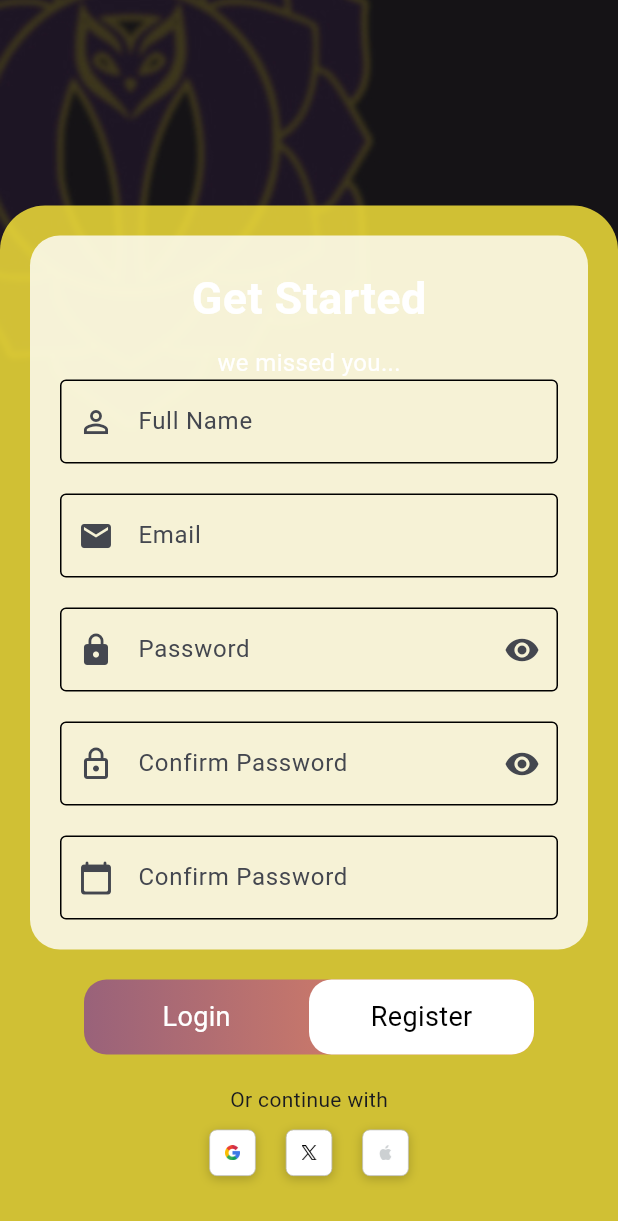
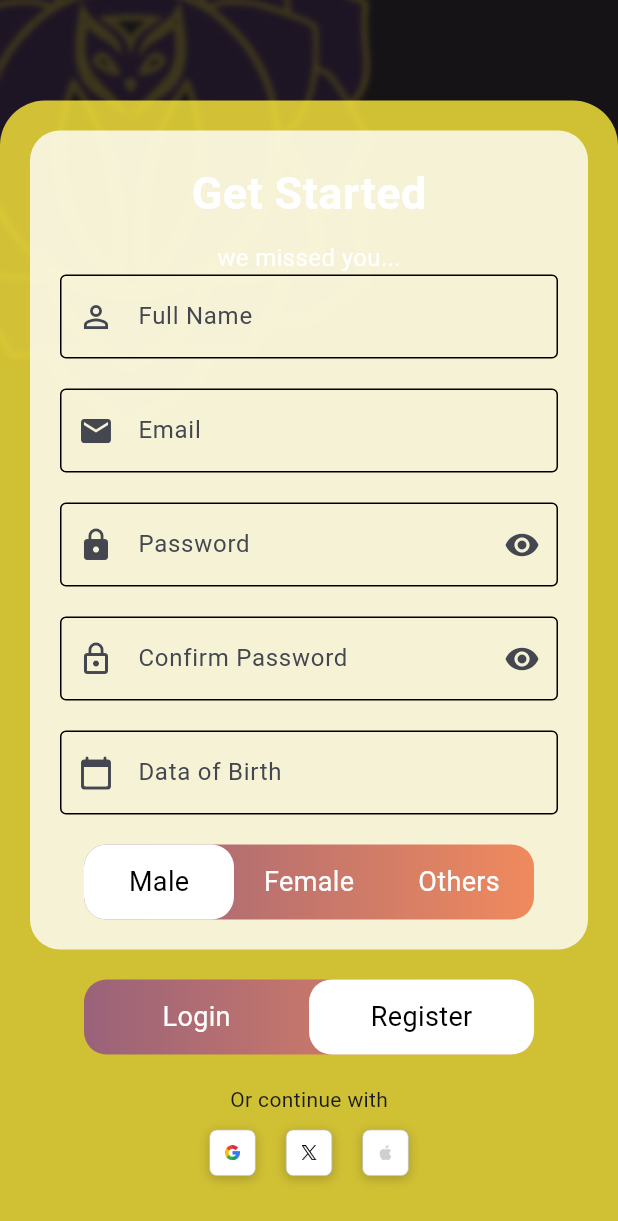
Before and after one commit to veerhegde/PsyGPT, a Flutter app: the AuthScreen screen opened by its route, after a tap on "Register", on a phone screen of 412 x 824 dp. Shown: the top 1221 px of the screen. Run offline on Flutter 3.47's test engine with Material 3 defaults, Android fonts, the phone set to English and light mode, and no system bars; our stand-ins replace flutter_secure_storage, flutter_svg, google_fonts, lottie, material_symbols_icons; missing offline and left inert: dotlottie_loader; accounts and stored records are empty.

Commit message:
registration fixed

```diff
--- a/psy_fe/mindq_ui/lib/screens/userauth.dart
+++ b/psy_fe/mindq_ui/lib/screens/userauth.dart
@@ -21,14 +21,14 @@ class AuthScreen extends StatefulWidget {
 }
 
 class _LoginRegistrationScreenState extends State<AuthScreen> {
-  bool isLogin = true; // Initially set to login screen
+  bool isLogin = true;
+  int selectedGenderIndex = 0;
 
   @override
   Widget build(BuildContext context) {
     return Scaffold(
       body: Stack(
         children: [
-          // Background Image
           Container(
             decoration: BoxDecoration(
               image: DecorationImage(
@@ -92,8 +92,6 @@ class _LoginRegistrationScreenState extends State<AuthScreen> {
       ),
     );
   }
-
-  // Login Form
   Widget buildLoginForm() {
     return Column(
       children: [
@@ -165,7 +163,6 @@ class _LoginRegistrationScreenState extends State<AuthScreen> {
     );
   }
 
-  // Registration Form
   Widget buildRegistrationForm() {
     return Column(
       children: [
@@ -173,6 +170,7 @@ class _LoginRegistrationScreenState extends State<AuthScreen> {
           top: 100,
           left: 0,
           right: 0,
+
           child: Center(
             child: Column(
               children: [
@@ -260,7 +258,7 @@ class _LoginRegistrationScreenState extends State<AuthScreen> {
         SizedBox(height: 20),
         TextField(
           decoration: InputDecoration(
-            labelText: 'Confirm Password',
+            labelText: 'Data of Birth',
             prefixIcon: Icon(Icons.calendar_today_rounded),
             border: OutlineInputBorder(),
             focusedBorder: OutlineInputBorder(
@@ -270,8 +268,9 @@ class _LoginRegistrationScreenState extends State<AuthScreen> {
               borderSide: BorderSide(color: Colors.black, width: 1.0),
             ),
           ),
-          obscureText: true,
         ),
+        SizedBox(height: 20),
+        buildGenderSlidingButton()
       ],
     );
   }
@@ -356,6 +355,105 @@ class _LoginRegistrationScreenState extends State<AuthScreen> {
     );
   }
 
+  Widget buildGenderSlidingButton() {
+    return Container(
+      width: 300,
+      height: 50,
+      decoration: BoxDecoration(
+        borderRadius: BorderRadius.circular(15),
+        gradient: LinearGradient(
+          colors: [
+            Color(0xFF99627A),
+            Color(0xFFF08A5D),
+          ],
+        ),
+      ),
+      child: Stack(
+        children: [
+          // Animated Slider
+          AnimatedPositioned(
+            duration: Duration(milliseconds: 300),
+            curve: Curves.easeInOut,
+            left: selectedGenderIndex * (300 / 3), // Calculate position based on index
+            top: 0,
+            bottom: 0,
+            width: 300 / 3, // Each section is 1/3 of the total width
+            child: GestureDetector(
+              onTap: () {
+                // We don't need to do anything here as the labels handle the tap
+              },
+              child: Container(
+                decoration: BoxDecoration(
+                  color: Colors.white,
+                  borderRadius: BorderRadius.circular(15),
+                ),
+              ),
+            ),
+          ),
+          // Gender Labels
+          Row(
+            children: [
+              Expanded(
+                child: Center(
+                  child: GestureDetector(
+                    onTap: () {
+                      setState(() {
+                        selectedGenderIndex = 0; // Male
+                      });
+                    },
+                    child: Text(
+                      'Male',
+                      style: TextStyle(
+                        color: selectedGenderIndex == 0 ? Colors.black : Colors.white,
+                        fontSize: 18,
+                      ),
+                    ),
+                  ),
+                ),
+              ),
+              Expanded(
+                child: Center(
+                  child: GestureDetector(
+                    onTap: () {
+                      setState(() {
+                        selectedGenderIndex = 1; // Female
+                      });
+                    },
+                    child: Text(
+                      'Female',
+                      style: TextStyle(
+                        color: selectedGenderIndex == 1 ? Colors.black : Colors.white,
+                        fontSize: 18,
+                      ),
+                    ),
+                  ),
+                ),
+              ),
+              Expanded(
+                child: Center(
+                  child: GestureDetector(
+                    onTap: () {
+                      setState(() {
+                        selectedGenderIndex = 2; // Others
+                      });
+                    },
+                    child: Text(
+                      'Others',
+                      style: TextStyle(
+                        color: selectedGenderIndex == 2 ? Colors.black : Colors.white,
+                        fontSize: 18,
+                      ),
+                    ),
+                  ),
+                ),
+              ),
+            ],
+          ),
+        ],
+      ),
+    );
+  }
+
   Widget buildSocialButton(String imagePath) {
     return InkWell(
       onTap: () {
--- a/psy_fe/mindq_ui/pubspec.yaml
+++ b/psy_fe/mindq_ui/pubspec.yaml
@@ -87,6 +87,7 @@ flutter:
      - lib/assets/icons/apple.png
      - lib/assets/icons/google.png
      - lib/assets/login_background.jpg
+     - lib/assets/reg_logo.png
   # An image asset can refer to one or more resolution-specific "variants", see
   # https://flutter.dev/to/resolution-aware-images
 
```
